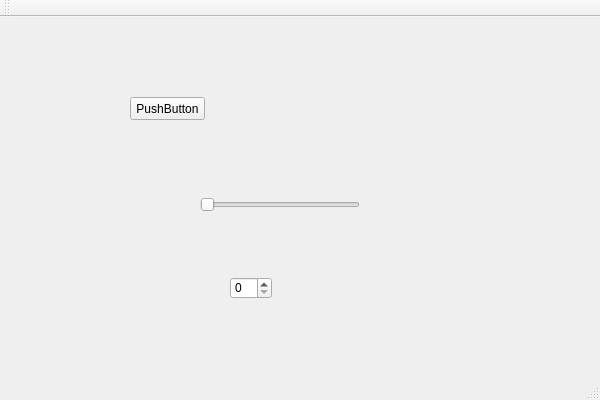
Before: the Qt Designer form qt-app/strangevis-moviemaker/strangevismoviemaker.ui in rikkeaas/strangevis-moviemaker, drawn with Qt 5.
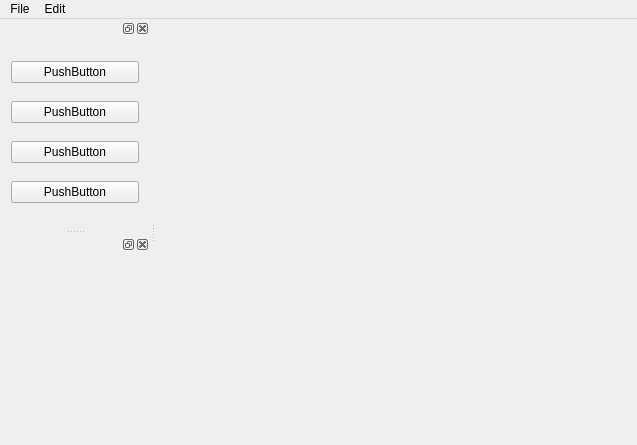
After: the same form once the commit is applied.

Commit message: added layout skeleton

What changed in the file:
```diff
--- a/qt-app/strangevis-moviemaker/strangevismoviemaker.ui
+++ b/qt-app/strangevis-moviemaker/strangevismoviemaker.ui
@@ -6,70 +6,91 @@
    <rect>
     <x>0</x>
     <y>0</y>
-    <width>600</width>
-    <height>400</height>
+    <width>637</width>
+    <height>445</height>
    </rect>
   </property>
   <property name="windowTitle">
    <string>strangevismoviemaker</string>
   </property>
-  <widget class="QWidget" name="centralWidget">
-   <widget class="QPushButton" name="pushButton">
-    <property name="geometry">
-     <rect>
-      <x>130</x>
-      <y>80</y>
-      <width>75</width>
-      <height>23</height>
-     </rect>
-    </property>
-    <property name="text">
-     <string>PushButton</string>
-    </property>
-   </widget>
-   <widget class="QSlider" name="horizontalSlider">
-    <property name="geometry">
-     <rect>
-      <x>200</x>
-      <y>180</y>
-      <width>160</width>
-      <height>16</height>
-     </rect>
-    </property>
-    <property name="orientation">
-     <enum>Qt::Horizontal</enum>
-    </property>
-   </widget>
-   <widget class="QSpinBox" name="spinBox">
-    <property name="geometry">
-     <rect>
-      <x>230</x>
-      <y>260</y>
-      <width>42</width>
-      <height>22</height>
-     </rect>
-    </property>
-   </widget>
-  </widget>
+  <widget class="QWidget" name="centralWidget"/>
   <widget class="QMenuBar" name="menuBar">
    <property name="geometry">
     <rect>
      <x>0</x>
      <y>0</y>
-     <width>600</width>
+     <width>637</width>
      <height>22</height>
     </rect>
    </property>
+   <widget class="QMenu" name="menuFile">
+    <property name="title">
+     <string>File</string>
+    </property>
+   </widget>
+   <widget class="QMenu" name="menuEdit">
+    <property name="title">
+     <string>Edit</string>
+    </property>
+   </widget>
+   <addaction name="menuFile"/>
+   <addaction name="menuEdit"/>
   </widget>
-  <widget class="QToolBar" name="mainToolBar">
-   <attribute name="toolBarArea">
-    <enum>TopToolBarArea</enum>
+  <widget class="QDockWidget" name="dockWidget">
+   <property name="minimumSize">
+    <size>
+     <width>150</width>
+     <height>150</height>
+    </size>
+   </property>
+   <attribute name="dockWidgetArea">
+    <number>1</number>
    </attribute>
-   <attribute name="toolBarBreak">
-    <bool>false</bool>
+   <widget class="QWidget" name="dockWidgetContents">
+    <layout class="QVBoxLayout" name="verticalLayout">
+     <item>
+      <widget class="QPushButton" name="pushButton_2">
+       <property name="text">
+        <string>PushButton</string>
+       </property>
+      </widget>
+     </item>
+     <item>
+      <widget class="QPushButton" name="pushButton">
+       <property name="text">
+        <string>PushButton</string>
+       </property>
+      </widget>
+     </item>
+     <item>
+      <widget class="QPushButton" name="pushButton_3">
+       <property name="text">
+        <string>PushButton</string>
+       </property>
+      </widget>
+     </item>
+     <item>
+      <widget class="QPushButton" name="pushButton_4">
+       <property name="text">
+        <string>PushButton</string>
+       </property>
+      </widget>
+     </item>
+    </layout>
+   </widget>
+  </widget>
+  <widget class="QDockWidget" name="dockWidget_2">
+   <property name="minimumSize">
+    <size>
+     <width>78</width>
+     <height>150</height>
+    </size>
+   </property>
+   <attribute name="dockWidgetArea">
+    <number>1</number>
    </attribute>
+   <widget class="QWidget" name="dockWidgetContents_2"/>
   </widget>
-  <widget class="QStatusBar" name="statusBar"/>
  </widget>
  <layoutdefault spacing="6" margin="11"/>
  <resources>
```
Left out of the diff: 16 changed lines with no effect on the pictures. The commit also changes 8 other files.
